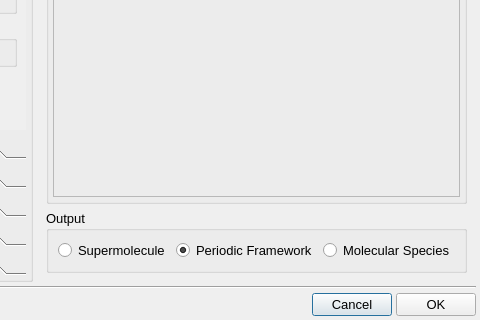
Old version of the form src/gui/importCIFDialog.ui in the repository disorderedmaterials/dissolve; both pictures show x 402 to 882 and y 326 to 646 of the 882 by 646 pixel window.
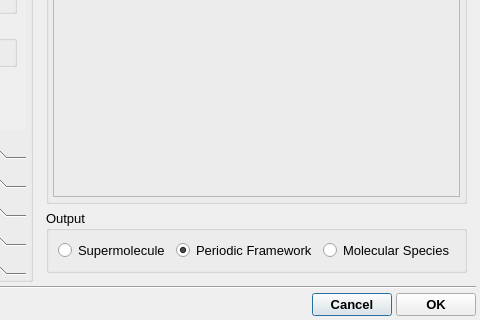
New version of the form. Icons and pictures are not drawn. Custom widgets are drawn as their Qt base class.

Commit message: Finalise dialog, and no longer a Wizard.

What changed in the file:
```diff
--- a/src/gui/importCIFDialog.ui
+++ b/src/gui/importCIFDialog.ui
@@ -1280,6 +1280,12 @@
      </item>
      <item>
       <widget class="QPushButton" name="CancelButton">
+       <property name="font">
+        <font>
+         <pointsize>10</pointsize>
+         <bold>true</bold>
+        </font>
+       </property>
        <property name="text">
         <string>Cancel</string>
        </property>
@@ -1287,6 +1293,12 @@
      </item>
      <item>
       <widget class="QPushButton" name="OKButton">
+       <property name="font">
+        <font>
+         <pointsize>10</pointsize>
+         <bold>true</bold>
+        </font>
+       </property>
        <property name="text">
         <string>OK</string>
        </property>
```
The commit also changes 3 other files.
